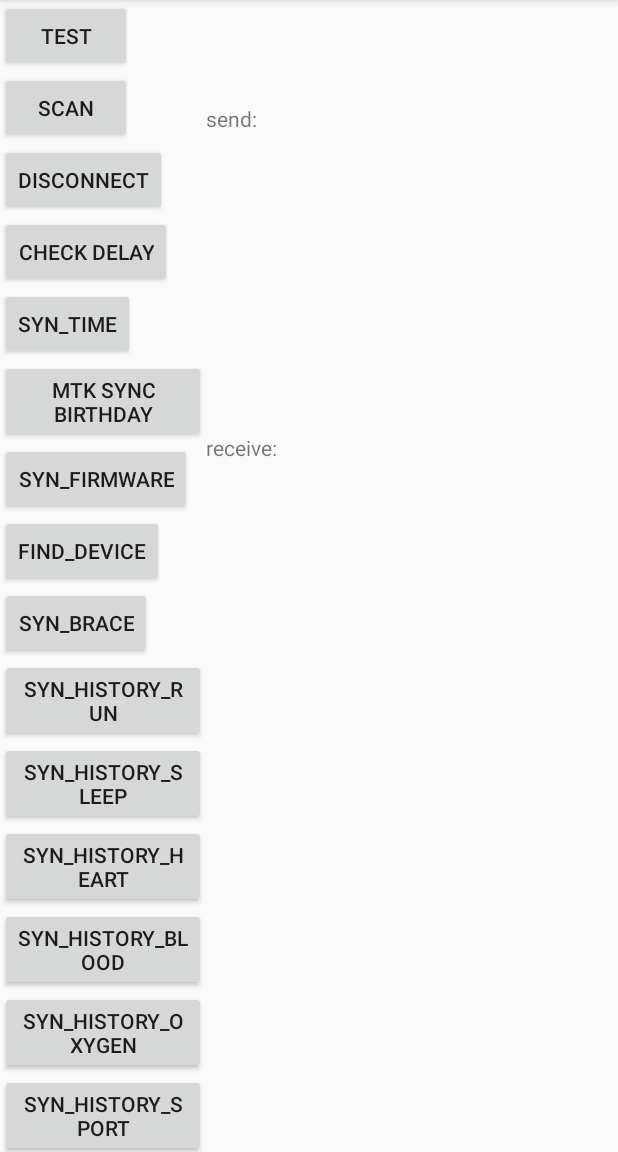
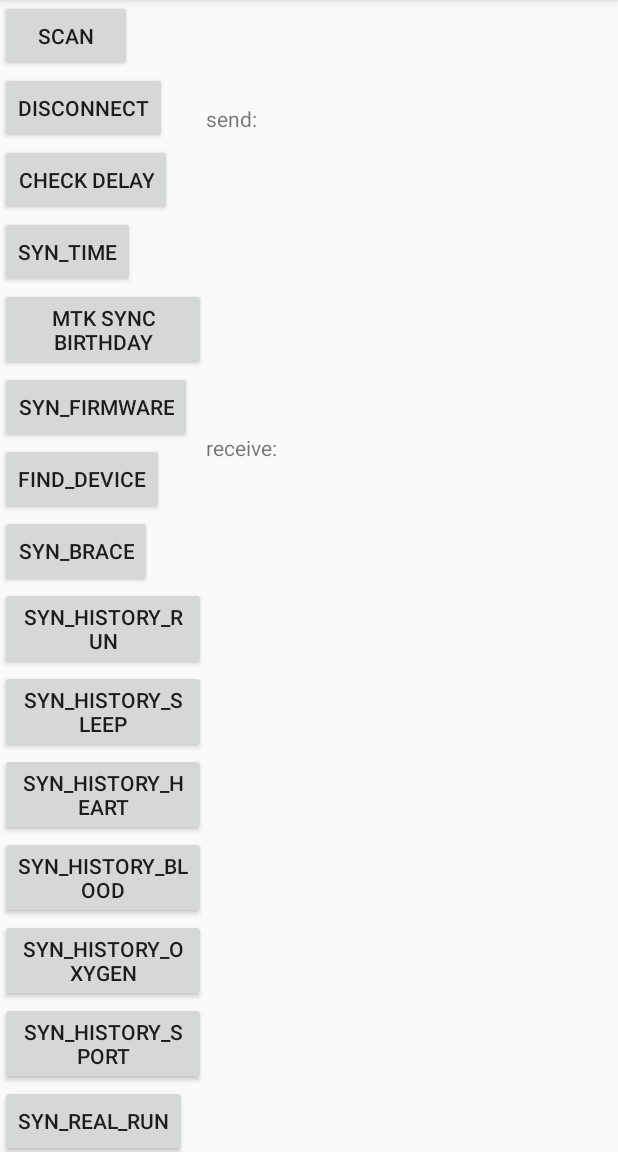
Before and after one commit to edmondyuen917/KCTBluetoothMTK_Demo_20190916_ken, an Android app: the screen it shows after launch (MainActivity), after a tap on "SCAN", on a phone screen of 412 x 824 dp, the part 84-1236 px from its top. Run offline under Robolectric (Android 15) with nearby library versions, the phone set to English and light mode, and no system bars; our stand-ins replace EventBus, RxJava; libraries missing offline, so code that uses them is left out: com.facebook.stetho, com.mediatek.ctrl, org.greenrobot.greendao; 5 statements that could not run were skipped; 1 other tap on this screen came first.

Commit message:
Revert "Add comment 'define button click event'"
This reverts commit 26471fbb7d3d4a99c317e02700504c235fdb32b9.

```diff
--- a/app/src/main/java/com/kct/bluetooth_demo/MainActivity.java
+++ b/app/src/main/java/com/kct/bluetooth_demo/MainActivity.java
@@ -113,7 +113,6 @@ public class MainActivity extends AppCompatActivity implements View.OnClickListe
 
         // define button here
 
-        findViewById(R.id.test).setOnClickListener(this);
         findViewById(R.id.connect).setOnClickListener(this);
         findViewById(R.id.disConnect).setOnClickListener(this);
         findViewById(R.id.checkDelay).setOnClickListener(this);
@@ -170,9 +169,6 @@ public class MainActivity extends AppCompatActivity implements View.OnClickListe
     @Override
     public void onClick(View v) {
         switch (v.getId()){
-            case R.id.test:
-                Toast.makeText(this,"Test",Toast.LENGTH_SHORT).show();
-                break;
             case R.id.connect:
                 if(KCTBluetoothManager.getInstance().getConnectState() == KCTBluetoothManager.STATE_CONNECTED){
                     Toast.makeText(this,getString(R.string.please_disconnect),Toast.LENGTH_SHORT).show();
--- a/app/src/main/res/layout/activity_main.xml
+++ b/app/src/main/res/layout/activity_main.xml
@@ -14,13 +14,6 @@
             android:layout_width="match_parent"
             android:layout_height="match_parent"
             android:orientation="vertical">
-
-            <Button
-                android:id="@+id/test"
-                android:layout_width="wrap_content"
-                android:layout_height="wrap_content"
-                android:text="test" />
-
 
             <Button
                 android:id="@+id/connect"
```
